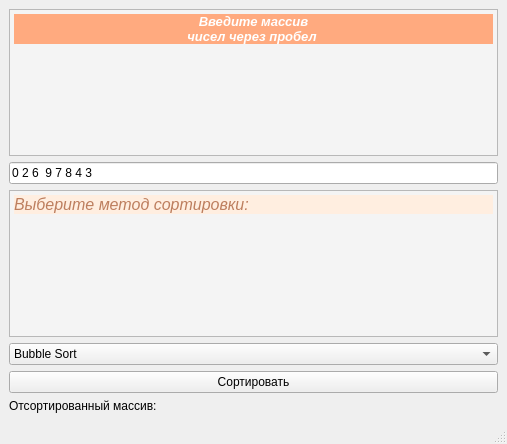
fsfsnfmdkdo/cursovoi, file untitled.ui: the form before one commit.
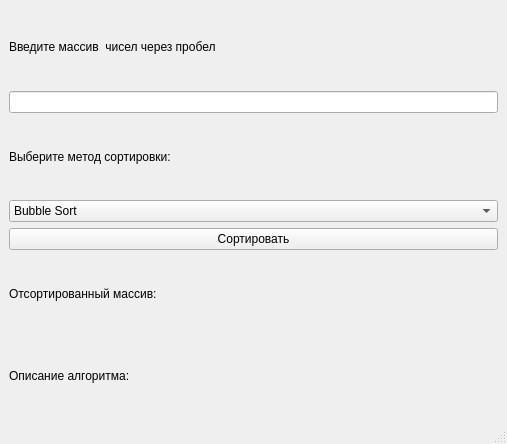
The form after the commit.

```diff
--- a/untitled.ui
+++ b/untitled.ui
@@ -16,31 +16,23 @@
   <widget class="QWidget" name="centralwidget">
    <layout class="QVBoxLayout" name="verticalLayout">
     <item>
-     <widget class="QTextEdit" name="textEdit">
-      <property name="html">
-       <string>&lt;!DOCTYPE HTML PUBLIC &quot;-//W3C//DTD HTML 4.0//EN&quot; &quot;http://www.w3.org/TR/REC-html40/strict.dtd&quot;&gt;
-&lt;html&gt;&lt;head&gt;&lt;meta name=&quot;qrichtext&quot; content=&quot;1&quot; /&gt;&lt;title&gt;Квадрат&lt;/title&gt;&lt;style type=&quot;text/css&quot;&gt;
-p, li { white-space: pre-wrap; }
-&lt;/style&gt;&lt;/head&gt;&lt;body style=&quot; font-family:'MS Shell Dlg 2'; font-size:7.8pt; font-weight:400; font-style:normal;&quot; bgcolor=&quot;#f4f4f4&quot;&gt;
-&lt;p align=&quot;center&quot; style=&quot; margin-top:0px; margin-bottom:0px; margin-left:0px; margin-right:0px; -qt-block-indent:0; text-indent:0px; background-color:#ffaa7f;&quot;&gt;&lt;span style=&quot; font-family:'Arial,sans-serif'; font-size:10pt; font-weight:600; font-style:italic; color:#ffffff;&quot;&gt;Введите массив&lt;br /&gt;чисел через пробел&lt;/span&gt;&lt;span style=&quot; font-family:'Arial,sans-serif'; font-size:8pt;&quot;&gt; &lt;/span&gt;&lt;/p&gt;&lt;/body&gt;&lt;/html&gt;</string>
+     <widget class="QLabel" name="label_2">
+      <property name="text">
+       <string>Введите массив  чисел через пробел</string>
       </property>
      </widget>
     </item>
     <item>
      <widget class="QLineEdit" name="lineEdit_2">
       <property name="text">
-       <string>0 2 6  9 7 8 4 3 </string>
+       <string/>
       </property>
      </widget>
     </item>
     <item>
-     <widget class="QTextEdit" name="textEdit_2">
-      <property name="html">
-       <string>&lt;!DOCTYPE HTML PUBLIC &quot;-//W3C//DTD HTML 4.0//EN&quot; &quot;http://www.w3.org/TR/REC-html40/strict.dtd&quot;&gt;
-&lt;html&gt;&lt;head&gt;&lt;meta name=&quot;qrichtext&quot; content=&quot;1&quot; /&gt;&lt;title&gt;Выбор метода сортировки&lt;/title&gt;&lt;style type=&quot;text/css&quot;&gt;
-p, li { white-space: pre-wrap; }
-&lt;/style&gt;&lt;/head&gt;&lt;body style=&quot; font-family:'MS Shell Dlg 2'; font-size:7.8pt; font-weight:400; font-style:normal;&quot; bgcolor=&quot;#f4f4f4&quot;&gt;
-&lt;p style=&quot; margin-top:0px; margin-bottom:0px; margin-left:0px; margin-right:0px; -qt-block-indent:0; text-indent:0px; background-color:#ffeee0;&quot;&gt;&lt;span style=&quot; font-family:'Roboto,sans-serif'; font-size:12pt; font-style:italic; color:#bd7e5e;&quot;&gt;Выберите метод сортировки:&lt;/span&gt;&lt;span style=&quot; font-family:'Roboto,sans-serif'; font-size:8pt;&quot;&gt; &lt;/span&gt;&lt;/p&gt;&lt;/body&gt;&lt;/html&gt;</string>
+     <widget class="QLabel" name="label_3">
+      <property name="text">
+       <string>Выберите метод сортировки:</string>
       </property>
      </widget>
     </item>
@@ -87,6 +79,13 @@
       </property>
      </widget>
     </item>
+    <item>
+     <widget class="QLabel" name="label_4">
+      <property name="text">
+       <string>Описание алгоритма:</string>
+      </property>
+     </widget>
+    </item>
    </layout>
   </widget>
   <widget class="QMenuBar" name="menubar">
```
